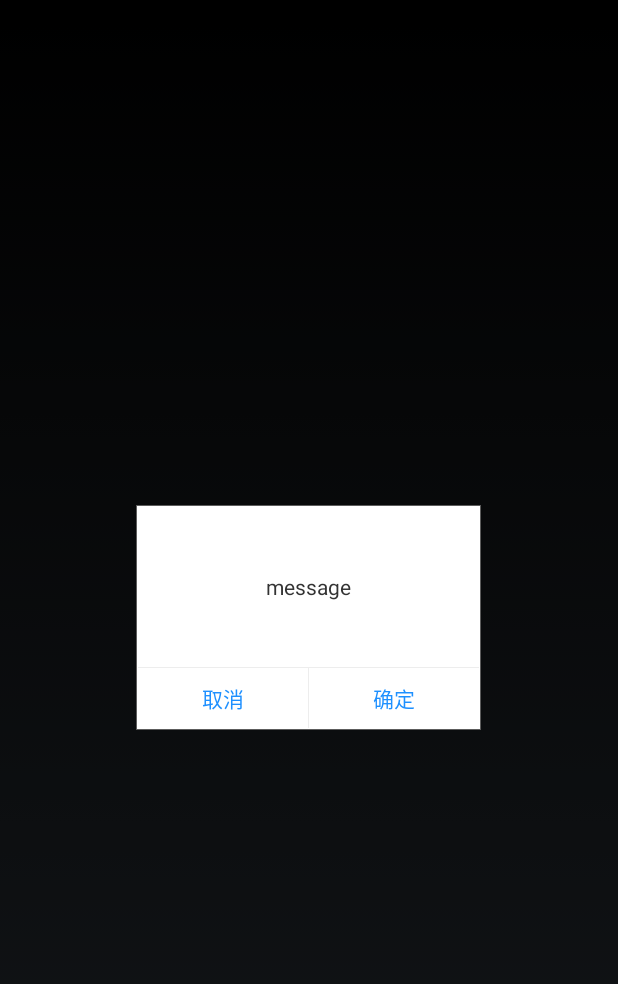
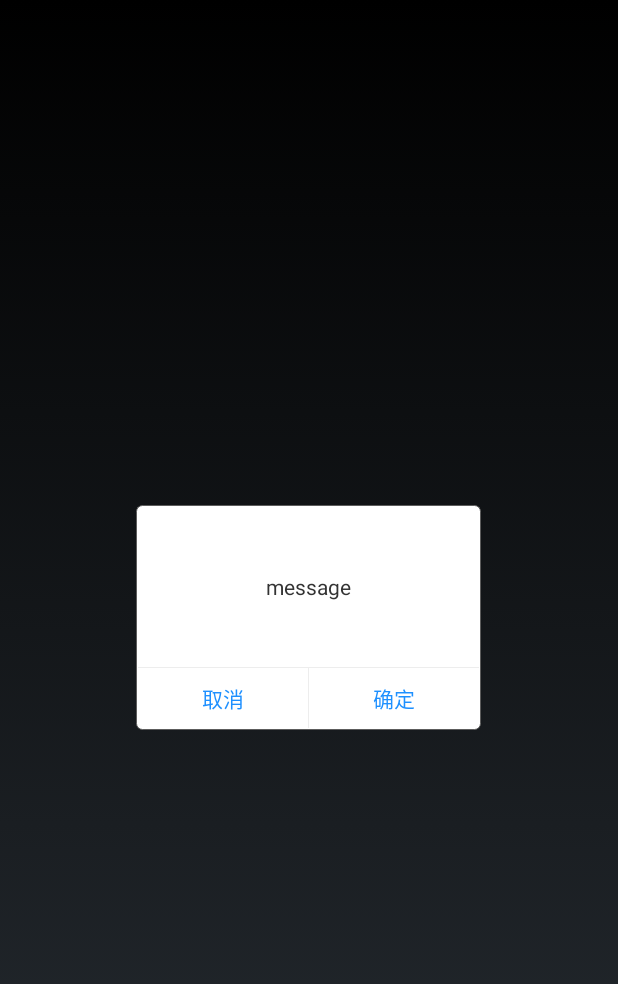
Before and after one commit to yangbin-aaron/erba, an Android app: the layout dialog_nomal.xml on its own in the app's theme, with its tools: preview values and no code run, on a phone screen of 412 x 824 dp. Shown: the top 984 px of the screen. Run offline under Robolectric (Android 15) with nearby library versions, the phone set to English and light mode, and no system bars.

Commit message:
修改dialog

```diff
--- a/Kilimanjaro/app_new/src/main/java/com/qp/app_new/fragments/HomeFragment.java
+++ b/Kilimanjaro/app_new/src/main/java/com/qp/app_new/fragments/HomeFragment.java
@@ -34,6 +34,8 @@ public class HomeFragment extends BaseFragment implements View.OnClickListener {
 
     @Override
     public void initView() {
+        initActionBar ();
+
         findViewById(R.id.qq_btn).setOnClickListener(this);
 
         mGameListLV = (ListView) findViewById(R.id.game_list_lv);
--- a/Kilimanjaro/app_new/src/main/res/drawable/dialog_rectangle_style.xml
+++ b/Kilimanjaro/app_new/src/main/res/drawable/dialog_rectangle_style.xml
@@ -3,7 +3,7 @@
 
     <!-- 圆角 -->
     <corners
-        android:radius="0dp"/>
+        android:radius="4dp"/>
 
     <!-- 填充 -->
     <solid android:color="@color/white"/>
--- a/Kilimanjaro/app_new/src/main/res/layout/dialog_nomal.xml
+++ b/Kilimanjaro/app_new/src/main/res/layout/dialog_nomal.xml
@@ -5,7 +5,7 @@
     xmlns:android="http://schemas.android.com/apk/res/android"
     android:layout_width="match_parent"
     android:layout_height="match_parent"
-    android:background="#80000000"
+    android:background="@color/transparent"
     android:gravity="center">
 
     <LinearLayout
```
Also changed, not shown: Kilimanjaro/app_new/src/main/res/layout/fragment_home.xml (+23 -1 lines).
